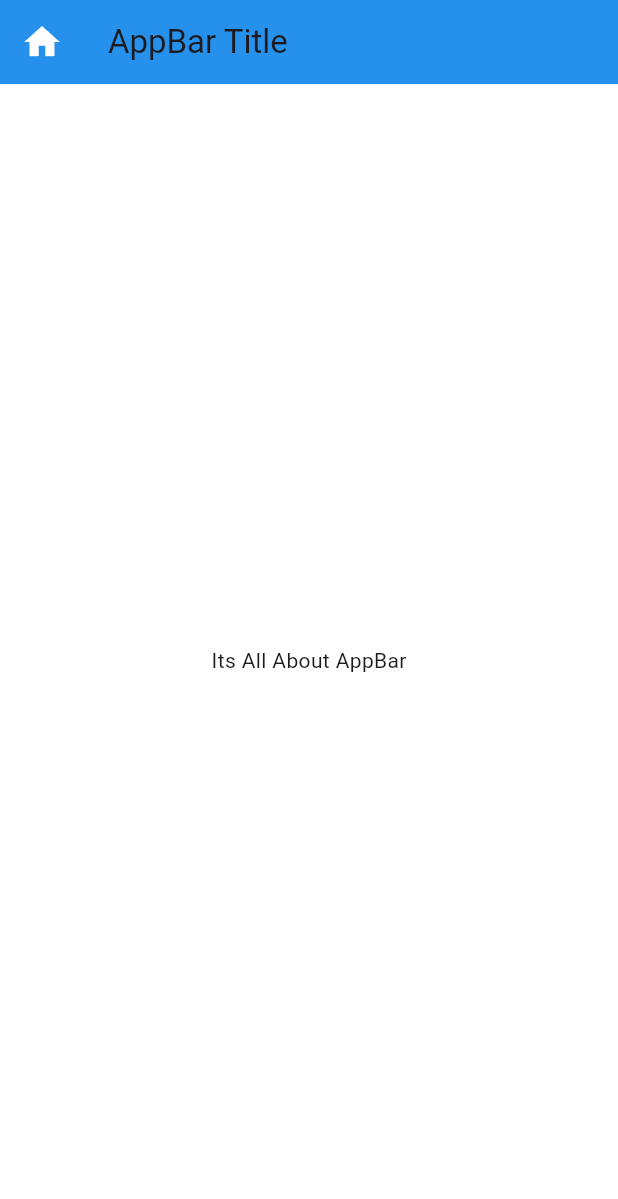
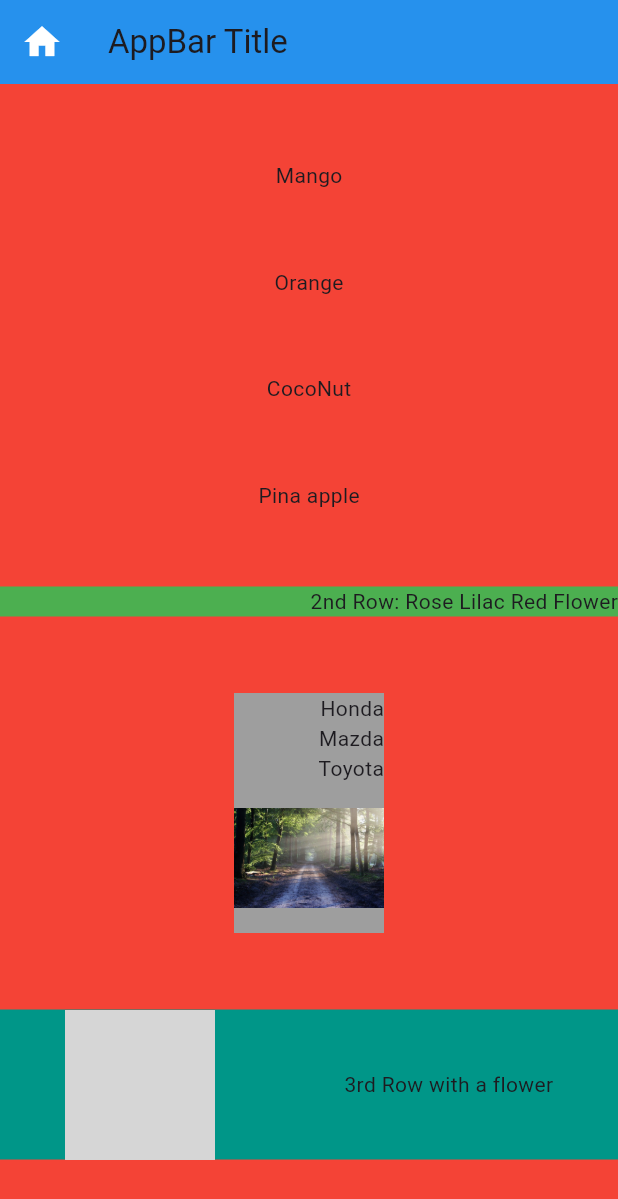
Before and after one commit to littleboyaba/Flutter-Widgets, a Flutter app: the screen it shows after launch, on a phone screen of 412 x 824 dp. Shown: the top 1199 px of the screen. Run offline on Flutter 3.47's test engine with Material 3 defaults, Android fonts, the phone set to English and light mode, and no system bars; grey boxes are pictures that could not be loaded.

Commit message:
Widget => Column and Row some of its properties.

```diff
--- a/lib/main.dart
+++ b/lib/main.dart
@@ -34,9 +34,54 @@ class HomeActivity extends StatelessWidget {
       ),
       //backgroundColor: Color(0xFF338930),
       backgroundColor: Colors.white70,
-      body: const Center(
-        child: Text(
-          "Its All About AppBar",
+      body: Container(
+        color: Colors.red,
+        child: Column(
+          mainAxisAlignment: MainAxisAlignment.spaceEvenly,
+          mainAxisSize: MainAxisSize.max,
+          children: [
+            const Text("Mango"),
+            const Text("Orange"),
+            const Text('CocoNut'),
+            const Text("Pina apple"),
+            Container(
+              color: Colors.green,
+              child: const Row(
+                mainAxisAlignment: MainAxisAlignment.end,
+                children: [
+                  Text("2nd Row: "),
+                  Text("Rose "),
+                  Text("Lilac "),
+                  Text("Red Flower"),
+                ],
+              ),
+            ),
+            Container(
+              color: Colors.grey,
+              child: Column(
+                mainAxisSize: MainAxisSize.max,
+                crossAxisAlignment: CrossAxisAlignment.end,
+                mainAxisAlignment: MainAxisAlignment.start,
+                children: [
+                  const Text('Honda'),
+                  const Text('Mazda'),
+                  const Text('Toyota'),
+                  Image.asset('assets/images/tree_path.jpg', height: 100, width: 100,),
+                ],
+              ),
+            ),
+            Container(
+              color: Colors.teal,
+              child: Row(
+                mainAxisSize: MainAxisSize.max,
+                mainAxisAlignment: MainAxisAlignment.spaceAround,
+                children: [
+                  Image.asset('assets/images/flower.jpg', height: 100, width: 100,),
+                  const Text('3rd Row with a flower')
+                ],
+              ),
+            ),
+          ],
         ),
       ),
     );
```
